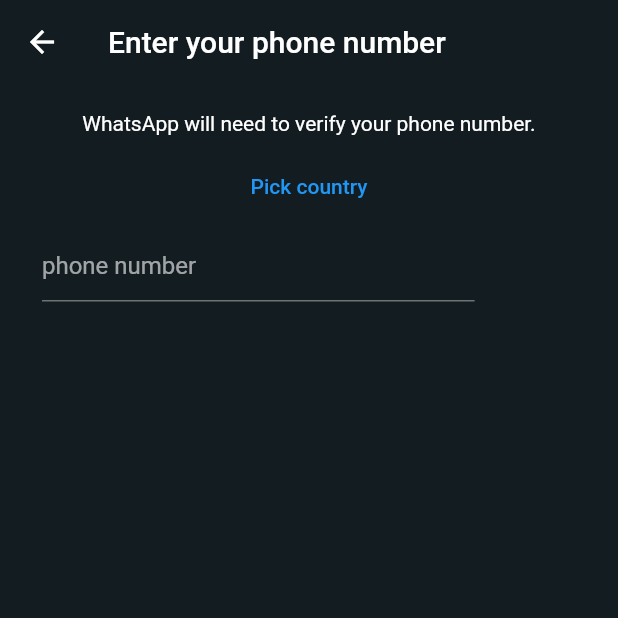
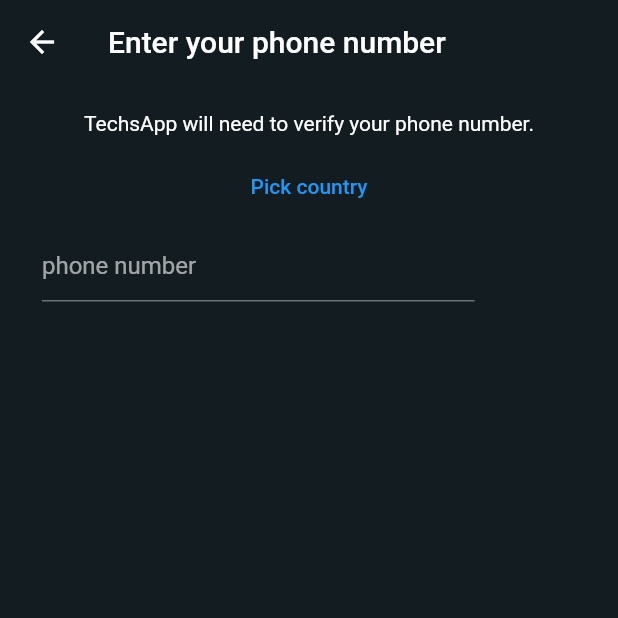
Before and after one commit to TheBoy-WhoCode/whatsapp-flutter-ui, a Flutter app: the screen it shows after launch, after a tap on "AGREE AND CONTINUE", on a phone screen of 412 x 824 dp, the top half of it. Run offline on Flutter 3.47's test engine with Material 2 defaults, Android fonts, the phone set to English and light mode, and no system bars; our stand-ins replace cached_network_image, cloud_firestore, country_picker, dio, firebase_auth, firebase_core and 7 more; missing offline and left inert: cached_video_player; accounts and stored records are empty.

Commit message:
minor bug fixes

```diff
--- a/lib/features/auth/screens/login_screen.dart
+++ b/lib/features/auth/screens/login_screen.dart
@@ -60,7 +60,7 @@ class _LoginScreenState extends ConsumerState<LoginScreen> {
           child: Column(
             crossAxisAlignment: CrossAxisAlignment.center,
             children: [
-              const Text("WhatsApp will need to verify your phone number."),
+              const Text("TechsApp will need to verify your phone number."),
               const SizedBox(height: 10),
               TextButton(
                 onPressed: pickCountry,
--- a/lib/features/landing/screens/landing_screen.dart
+++ b/lib/features/landing/screens/landing_screen.dart
@@ -15,6 +15,7 @@ class LandingScreen extends StatelessWidget {
     final size = MediaQuery.of(context).size;
     return Scaffold(
       body: SafeArea(
+        child: SingleChildScrollView(
           child: Column(
             crossAxisAlignment: CrossAxisAlignment.center,
             children: [
@@ -52,6 +53,7 @@ class LandingScreen extends StatelessWidget {
             ],
           ),
         ),
+      ),
     );
   }
 }
--- a/lib/features/select_contacts/repository/select_contact_repository.dart
+++ b/lib/features/select_contacts/repository/select_contact_repository.dart
@@ -43,7 +43,8 @@ class SelectContactRepository {
           Navigator.pushNamed(context, MobileChatScreen.routeName,
               arguments: {
                 'name': userData.name,
-                'uid' : userData.uid
+                'uid' : userData.uid,
+                'isForwarded' : false,
               },);
         }
       }
```
Lines whose indentation alone changed are shown as unchanged.
